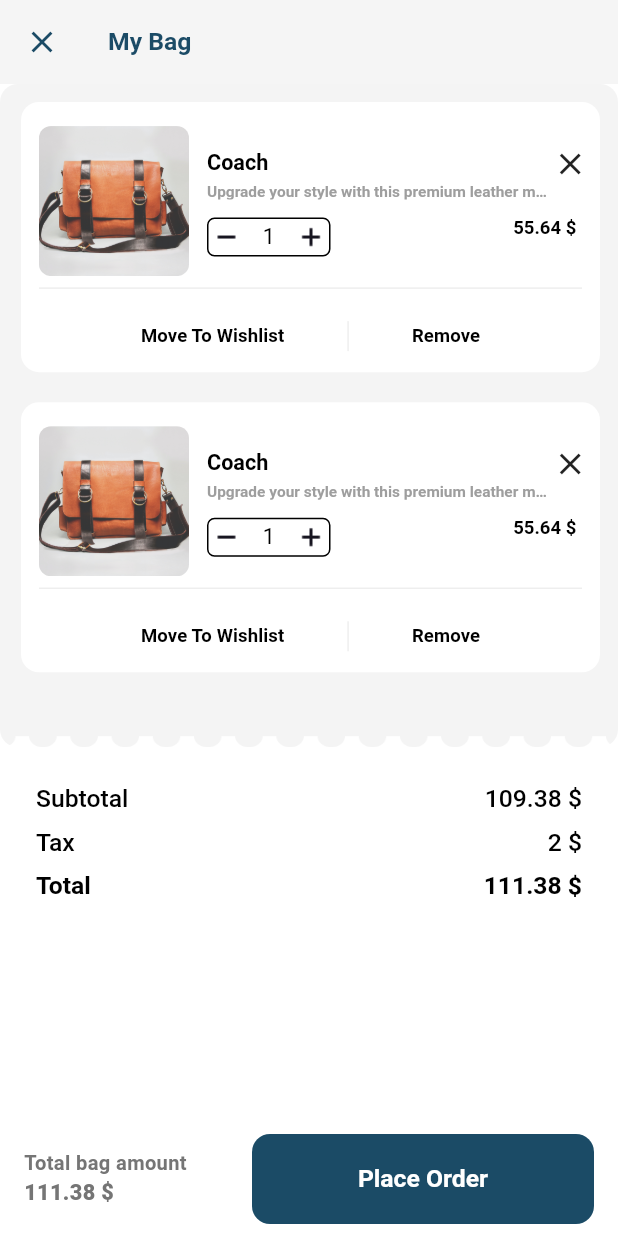
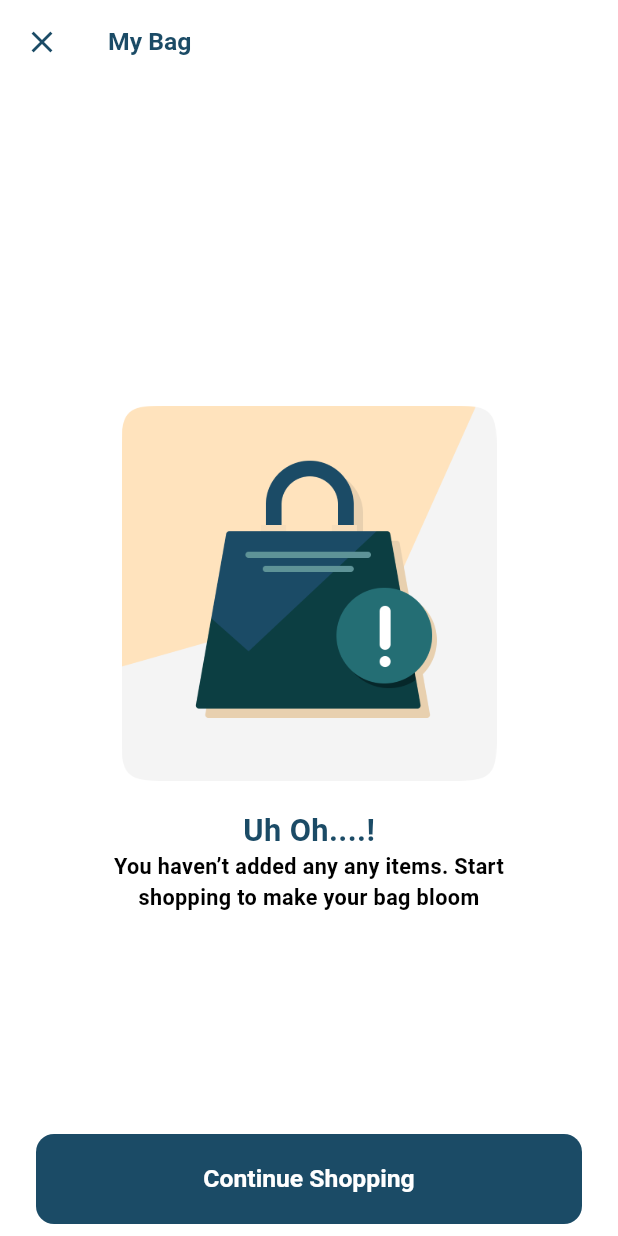
Before and after one commit to TheSam912/woocom, a Flutter app: the BasketMobile screen opened by its route, on a phone screen of 412 x 824 dp. Run offline on Flutter 3.47's test engine with Material 3 defaults, Android fonts, the phone set to English and light mode, and no system bars; our stand-ins replace carousel_slider, flutter_riverpod, flutter_screenutil, go_router, google_fonts; Roboto replaces fonts that are missing (Dosis).

Commit message:
empty basket ui design mobile and tablet done

```diff
--- a/lib/core/constants/app_assets.dart
+++ b/lib/core/constants/app_assets.dart
@@ -6,6 +6,7 @@ class AppAssets {
   static const String banner_blac_web = "assets/images/banner_black.png";
   static const String userPlaceholder = "assets/images/user_placeholder.png";
   static const String bagBg = "assets/images/bag_bg.png";
+  static const String empty_basket = "assets/images/empty_basket.png";
 
   static const String productImage1 = "assets/images/product/product1.png";
   static const String productImage2 = "assets/images/product/product2.png";
--- a/lib/core/constants/app_lists.dart
+++ b/lib/core/constants/app_lists.dart
@@ -3,8 +3,11 @@ import 'package:ecommerce_woocom/core/constants/app_icons.dart';
 import 'package:ecommerce_woocom/data/models/brand_model.dart';
 import 'package:ecommerce_woocom/data/models/category_model.dart';
 
+import '../../data/models/product_model.dart';
+import '../../data/models/product_review_model.dart';
+import 'app_strings.dart';
+
 class AppLists {
-
   static List<String> categories = [
     "Handbags",
     "Watches",
@@ -60,4 +63,40 @@ class AppLists {
     CategoryModel("Hand Bags", AppIcons.categoryBags),
     CategoryModel("Watches", AppIcons.categoryWatches),
   ];
+
+  static List<ProductModel> basketItems = [
+    // ProductModel(0, "Coach", AppStrings.product1SubHeadline,
+    //     AppStrings.product1Description, 4, 50.0, 35.99, 10, [
+    //   AppAssets.productImage1,
+    //   AppAssets.productImage1,
+    //   AppAssets.productImage1,
+    //   AppAssets.productImage1,
+    // ], [
+    //   ProductReviewModel(0, "John Smith",
+    //       "It has a perfect quality and the price is very good", 5),
+    //   ProductReviewModel(0, "Julia Piacere",
+    //       "It has a perfect quality and the price is very good", 3),
+    //   ProductReviewModel(0, "Max Amoreni",
+    //       "It has a perfect quality and the price is very good", 2),
+    //   ProductReviewModel(0, "Jesica lorz",
+    //       "It has a perfect quality and the price is very good", 5),
+    // ]),
+    // //--------------------------------------------------------------------------------------------------------------
+    // ProductModel(2, "Grande", AppStrings.product2SubHeadline,
+    //     AppStrings.product2Description, 5, 99.0, 24.99, 20, [
+    //   AppAssets.productImage2,
+    //   AppAssets.productImage2,
+    //   AppAssets.productImage2,
+    //   AppAssets.productImage2,
+    // ], [
+    //   ProductReviewModel(0, "John Smith",
+    //       "It has a perfect quality and the price is very good", 5),
+    //   ProductReviewModel(0, "Julia Piacere",
+    //       "It has a perfect quality and the price is very good", 3),
+    //   ProductReviewModel(0, "Max Amoreni",
+    //       "It has a perfect quality and the price is very good", 2),
+    //   ProductReviewModel(0, "Jesica lorz",
+    //       "It has a perfect quality and the price is very good", 5),
+    // ]),
+  ];
 }
--- a/lib/presentation/pages/basket/basket_mobile.dart
+++ b/lib/presentation/pages/basket/basket_mobile.dart
@@ -1,11 +1,11 @@
 import 'package:ecommerce_woocom/core/constants/app_assets.dart';
 import 'package:ecommerce_woocom/core/constants/app_colors.dart';
+import 'package:ecommerce_woocom/core/constants/app_lists.dart';
 import 'package:ecommerce_woocom/core/constants/app_text_styles.dart';
+import 'package:ecommerce_woocom/data/models/product_model.dart';
 import 'package:flutter/material.dart';
 import 'package:flutter_screenutil/flutter_screenutil.dart';
-
 import '../../../core/constants/app_icons.dart';
-import '../../../core/repository/product_respository.dart';
 import '../../../core/utils/responsive_helper.dart';
 
 class BasketMobile extends StatelessWidget {
@@ -19,7 +19,8 @@ class BasketMobile extends StatelessWidget {
     return Scaffold(
       backgroundColor: Colors.white,
       appBar: _basketAppBar(context),
-      body: Container(
+      body: AppLists.basketItems.isNotEmpty
+          ? Container(
               margin: EdgeInsets.all(isTablet ? 60 : 0),
               padding: EdgeInsets.all(isTablet ? 8 : 0),
               child: ListView(
@@ -30,15 +31,19 @@ class BasketMobile extends StatelessWidget {
                     decoration: BoxDecoration(
                         borderRadius: BorderRadius.circular(12),
                         image: const DecorationImage(
-                      image: AssetImage(AppAssets.bagBg), fit: BoxFit.fill)),
+                            image: AssetImage(AppAssets.bagBg),
+                            fit: BoxFit.fill)),
                     child: Column(
                       children: [
                         ListView.builder(
                           shrinkWrap: true,
                           physics: const NeverScrollableScrollPhysics(),
-                    itemCount: 2,
+                          itemCount: AppLists.basketItems.length,
                           itemBuilder: (context, index) {
-                      return _productItemWidget();
+                            return AppLists.basketItems.isNotEmpty
+                                ? _productItemWidget(
+                                    AppLists.basketItems[index])
+                                : Center();
                           },
                         ),
                         SizedBox(
@@ -47,27 +52,31 @@ class BasketMobile extends StatelessWidget {
                       ],
                     ),
                   ),
-            Padding(
+                  AppLists.basketItems.isNotEmpty
+                      ? Padding(
                           padding: const EdgeInsets.only(
                               left: 24, right: 24, top: 20, bottom: 100),
                           child: Column(
                             children: [
                               Row(
-                    mainAxisAlignment: MainAxisAlignment.spaceBetween,
+                                mainAxisAlignment:
+                                    MainAxisAlignment.spaceBetween,
                                 children: [
                                   _priceText("Subtotal", false),
                                   _priceText("109.38 \$", false),
                                 ],
                               ),
                               Row(
-                    mainAxisAlignment: MainAxisAlignment.spaceBetween,
+                                mainAxisAlignment:
+                                    MainAxisAlignment.spaceBetween,
                                 children: [
                                   _priceText("Tax", false),
                                   _priceText("2 \$", false),
                                 ],
                               ),
                               Row(
-                    mainAxisAlignment: MainAxisAlignment.spaceBetween,
+                                mainAxisAlignment:
+                                    MainAxisAlignment.spaceBetween,
                                 children: [
                                   _priceText("Total", true),
                                   _priceText("111.38 \$", true),
@@ -75,16 +84,53 @@ class BasketMobile extends StatelessWidget {
                               ),
                             ],
                           ),
+                        )
+                      : const Center(),
+                ],
               ),
+            )
+          : Center(
+              child: Column(
+                mainAxisAlignment: MainAxisAlignment.center,
+                children: [
+                  Image.asset(
+                    AppAssets.empty_basket,
+                    height: isTablet ? 300 : 250,
+                  ),
+                  const SizedBox(
+                    height: 18,
+                  ),
+                  Text(
+                    "Uh Oh....!",
+                    style: AppTextStyles.dynamicStyle(
+                        fontSize: isTablet ? 8.sp : 20.sp,
+                        fontWeight: FontWeight.w700,
+                        color: AppColors.primary),
+                  ),
+                  SizedBox(
+                    width: MediaQuery.of(context).size.width / 1.5,
+                    child: Text(
+                      isTablet
+                          ? "You haven’t added any any items.\n Start shopping to make your bag bloom"
+                          : "You haven’t added any any items. Start shopping to make your bag bloom",
+                      textAlign: TextAlign.center,
+                      style: AppTextStyles.dynamicStyle(
+                          fontSize: isTablet ? 4.sp : 14.sp,
+                          fontWeight: FontWeight.w600,
+                          color: Colors.black),
+                    ),
+                  )
                 ],
               ),
             ),
       floatingActionButtonLocation: FloatingActionButtonLocation.centerDocked,
-      floatingActionButton: _placeOrderButton(),
+      floatingActionButton: AppLists.basketItems.isNotEmpty
+          ? _placeOrderButton()
+          : _continueShoppingButton(context),
     );
   }
 
-  Widget _productItemWidget() => Container(
+  Widget _productItemWidget(ProductModel index) => Container(
         decoration: BoxDecoration(
             color: Colors.white, borderRadius: BorderRadius.circular(12)),
         margin: const EdgeInsets.only(bottom: 20, left: 14, right: 12),
@@ -100,7 +146,7 @@ class BasketMobile extends StatelessWidget {
                     child: ClipRRect(
                       borderRadius: BorderRadius.circular(8),
                       child: Image.asset(
-                        AppAssets.productImage1,
+                        index.images[0],
                         fit: BoxFit.contain,
                         width: isTablet ? 150 : 100,
                       ),
@@ -122,7 +168,7 @@ class BasketMobile extends StatelessWidget {
                                   fontSize: isTablet ? 5.sp : 14.sp,
                                   fontWeight: FontWeight.w600),
                               child: Text(
-                                ProductRepository.productList[0].headline,
+                                index.headline,
                               ),
                             ),
                             Padding(
@@ -144,7 +190,7 @@ class BasketMobile extends StatelessWidget {
                               color: Colors.grey.shade500,
                             ),
                             child: Text(
-                              ProductRepository.productList[0].subHeadline,
+                              index.subHeadline,
                               maxLines: 1,
                               overflow: TextOverflow.ellipsis,
                             ),
@@ -188,8 +234,8 @@ class BasketMobile extends StatelessWidget {
                                   style: AppTextStyles.dynamicStyle(
                                       fontSize: isTablet ? 4.sp : 12.sp,
                                       fontWeight: FontWeight.w700),
-                                  child: const Text(
-                                    "55.64 \$",
+                                  child: Text(
+                                    "${index.price} \$",
                                   ),
                                 ),
                               ),
@@ -311,7 +357,11 @@ class BasketMobile extends StatelessWidget {
       );
 
   _basketAppBar(context) => AppBar(
-        backgroundColor: isTablet ? Colors.white : Colors.grey.shade100,
+        backgroundColor: AppLists.basketItems.isNotEmpty
+            ? isTablet
+                ? Colors.white
+                : Colors.grey.shade100
+            : Colors.white,
         title: Text(
           "My Bag",
           style: AppTextStyles.dynamicStyle(
@@ -329,4 +379,30 @@ class BasketMobile extends StatelessWidget {
           ),
         ),
       );
+
+  _continueShoppingButton(context) => GestureDetector(
+        onTap: () => Navigator.pop(context),
+        child: Container(
+          height: 60,
+          alignment: Alignment.center,
+          margin: EdgeInsets.only(
+              top: 25,
+              bottom: 8,
+              left: isTablet ? 34 : 24,
+              right: isTablet ? 34 : 24),
+          padding: const EdgeInsets.symmetric(vertical: 12),
+          decoration: BoxDecoration(
+              borderRadius: BorderRadius.circular(12),
+              color: AppColors.primary),
+          child: DefaultTextStyle(
+            style: AppTextStyles.dynamicStyle(
+                fontSize: isTablet ? 4.sp : 16.sp,
+                fontWeight: FontWeight.w700,
+                color: Colors.white),
+            child: const Text(
+              "Continue Shopping",
+            ),
+          ),
+        ),
+      );
 }
```
Also changed, not shown: assets/images/empty_basket.png (added). Lines whose indentation alone changed are shown as unchanged.
